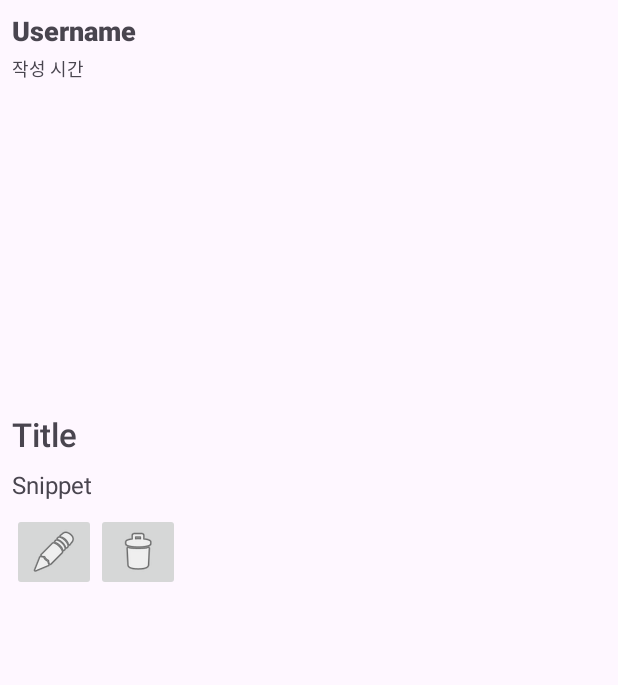
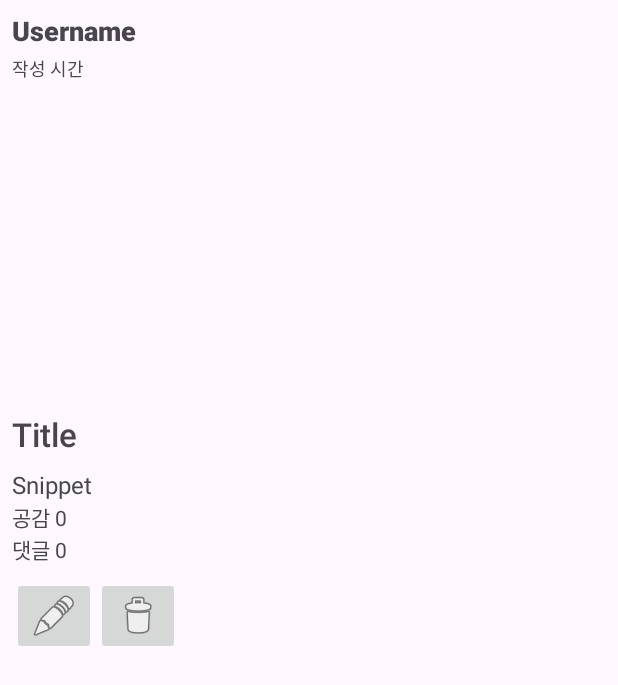
Before and after one commit to riahaaa/ecopath, an Android app: the layout item_post.xml on its own in the app's theme, with its tools: preview values and no code run, on a phone screen of 412 x 824 dp. Shown: the top 685 px of the screen. Run offline under Robolectric (Android 15) with nearby library versions, the phone set to English and light mode, and no system bars.

Commit message:
공감,댓글수

```diff
--- a/app/src/main/java/edu/sungshin/ecopath/PostAdapter.kt
+++ b/app/src/main/java/edu/sungshin/ecopath/PostAdapter.kt
@@ -26,6 +26,8 @@ class PostAdapter(private val postList: MutableList<Post>) :
         val textViewTitle: TextView = itemView.findViewById(R.id.textViewTitle)
         val textViewSnippet: TextView = itemView.findViewById(R.id.textViewSnippet)
         val textViewTimestamp: TextView = itemView.findViewById(R.id.textViewTimestamp)
+        val textViewLikes: TextView = itemView.findViewById(R.id.textViewLikes) // 공감 수
+        val textViewCommentCount: TextView = itemView.findViewById(R.id.textViewCommentCount) // 댓글 수
         val buttonEdit: ImageButton = itemView.findViewById(R.id.buttonEdit) // 수정 버튼
         val buttonDelete: ImageButton = itemView.findViewById(R.id.buttonDelete) // 삭제 버튼
         val imageViewPost: ImageView = itemView.findViewById(R.id.imageViewPost)
@@ -48,6 +50,10 @@ class PostAdapter(private val postList: MutableList<Post>) :
         } ?: run {
             holder.textViewTimestamp.text = "시간 정보 없음"
         }
+
+        // 공감 수와 댓글 수 설정
+        holder.textViewLikes.text = "공감 ${post.likes}"
+        holder.textViewCommentCount.text = "댓글 ${post.commentCount}"
 
         //firestore에서 가져온 이미지 url있으면 glide로 이미지 로드
         post.imageUrl?.let {
--- a/app/src/main/res/layout/item_post.xml
+++ b/app/src/main/res/layout/item_post.xml
@@ -52,6 +52,18 @@
         android:textSize="16sp"
         android:paddingTop="8dp"/>
 
+    <TextView
+        android:id="@+id/textViewLikes"
+        android:layout_width="wrap_content"
+        android:layout_height="wrap_content"
+        android:text="공감 0" />
+
+    <TextView
+        android:id="@+id/textViewCommentCount"
+        android:layout_width="wrap_content"
+        android:layout_height="wrap_content"
+        android:text="댓글 0" />
+
     <!-- 수정 및 삭제 버튼 -->
     <LinearLayout
         android:layout_width="wrap_content"
```
Also changed, not shown: app/src/main/java/edu/sungshin/ecopath/PostDetailActivity.kt (+49 -0 lines), app/src/main/java/edu/sungshin/ecopath/PostListActivity.kt (+26 -5 lines), app/src/main/res/layout/activity_post_detail.xml (+14 -0 lines).
